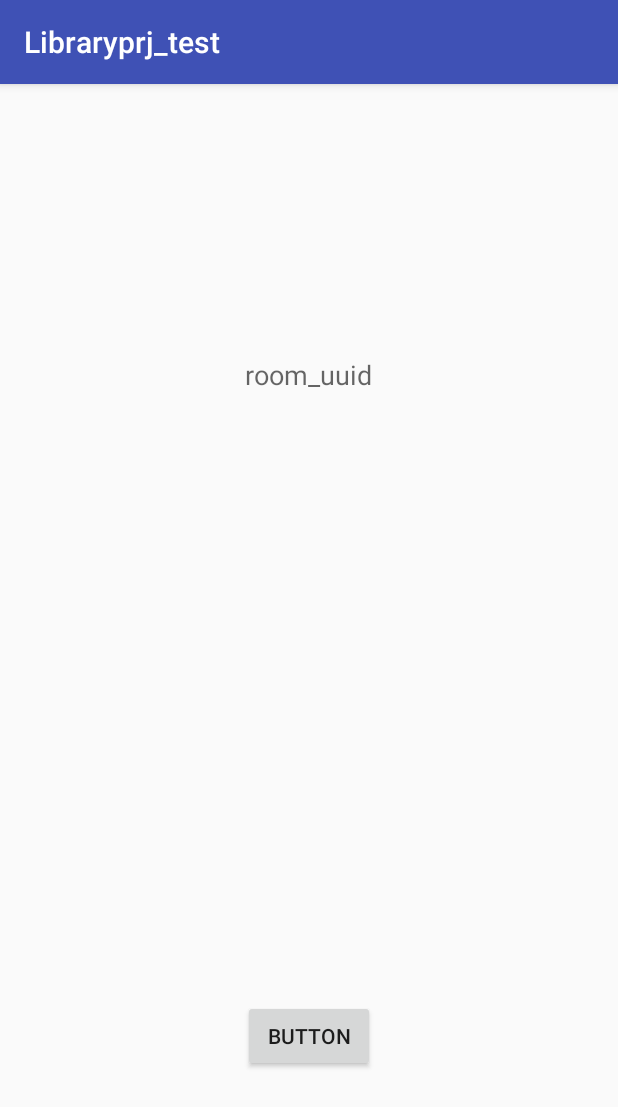
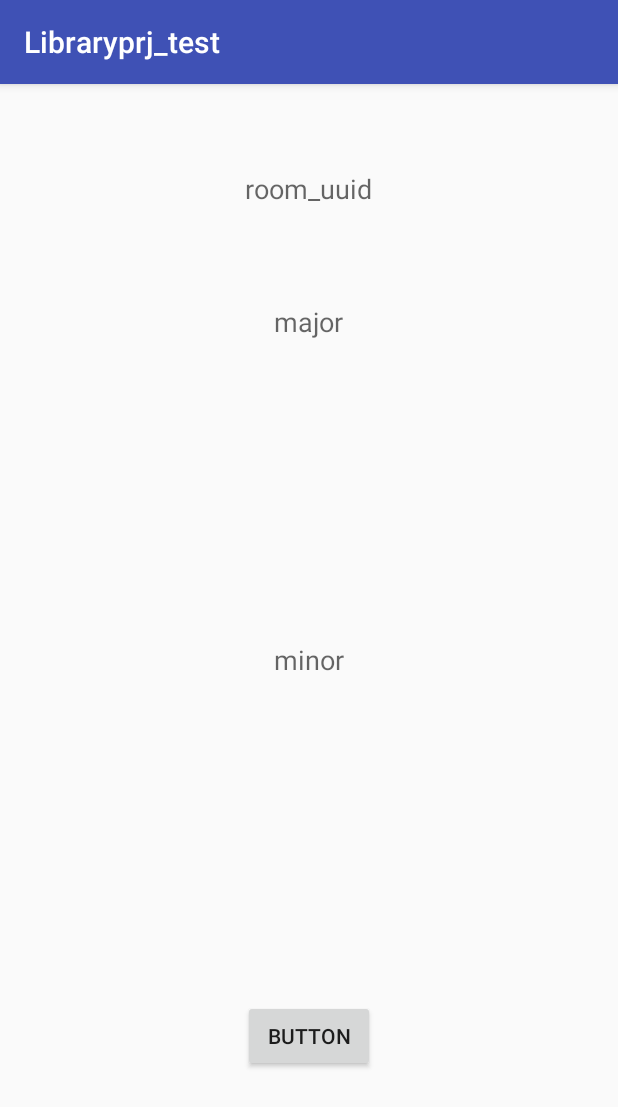
Before and after one commit to YuuAdachi/Libraryprj_test, an Android app: the screen it shows after launch (MainActivity), on a phone screen of 412 x 824 dp. Shown: the top 1107 px of the screen. Run offline under Robolectric (Android 15) with nearby library versions, the phone set to English and light mode, and no system bars.

Commit message:
major,minorの表示に対応しました

```diff
--- a/app/src/main/java/com/example/k13006kk/libraryprj_test/Background.java
+++ b/app/src/main/java/com/example/k13006kk/libraryprj_test/Background.java
@@ -48,7 +48,7 @@ public class Background  extends Service/* implements BootstrapNotifier */{
 
         final BluetoothManager bluetoothManager2 = (BluetoothManager)getSystemService(Context.BLUETOOTH_SERVICE);
 
-        beaconApplication.BeaconScan3(context, bluetoothManager2);
+        beaconApplication.BeaconScan2(context, bluetoothManager2);
 
     }
 
--- a/app/src/main/res/layout/activity_main.xml
+++ b/app/src/main/res/layout/activity_main.xml
@@ -15,9 +15,28 @@
         android:textAppearance="?android:attr/textAppearanceMedium"
         android:text="room_uuid"
         android:id="@+id/uuid"
+        android:layout_marginTop="41dp"
         android:layout_alignParentTop="true"
-        android:layout_centerHorizontal="true"
-        android:layout_marginTop="165dp" />
+        android:layout_centerHorizontal="true" />
+
+    <TextView
+        android:layout_width="wrap_content"
+        android:layout_height="wrap_content"
+        android:textAppearance="?android:attr/textAppearanceMedium"
+        android:text="major"
+        android:id="@+id/major"
+        android:layout_marginTop="64dp"
+        android:layout_below="@+id/uuid"
+        android:layout_centerHorizontal="true" />
+
+    <TextView
+        android:layout_width="wrap_content"
+        android:layout_height="wrap_content"
+        android:textAppearance="?android:attr/textAppearanceMedium"
+        android:text="minor"
+        android:id="@+id/minor"
+        android:layout_centerVertical="true"
+        android:layout_alignStart="@+id/major" />
 
     <Button
         android:layout_width="wrap_content"
```
Also changed, not shown: app/src/main/java/com/example/k13006kk/libraryprj_test/MainActivity.java (+20 -2 lines), mylibrary/src/main/java/com/example/k13006kk/mylibrary/BeaconApplication.java (+73 -5 lines), mylibrary/src/main/java/com/example/k13006kk/mylibrary/DataHolder.java (+8 -5 lines), mylibrary/src/main/java/com/example/k13006kk/mylibrary/mainActivity.java (+31 -6 lines).
